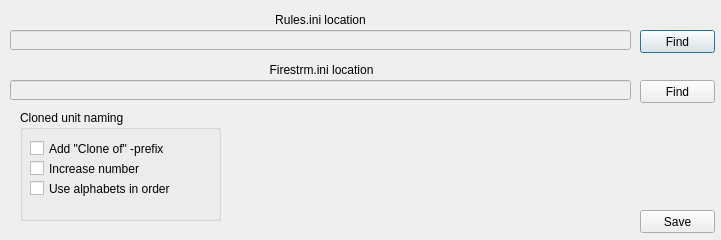
PTapioK/TSWaveMaker, file src/ui/settingsdialog.ui: the form before one commit.
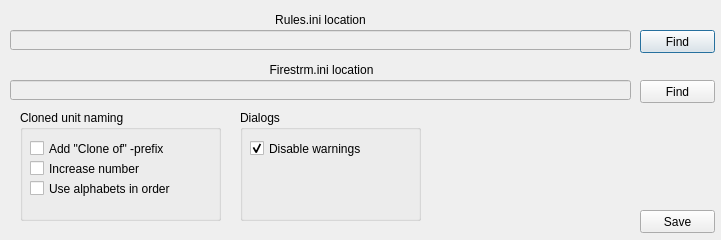
The form after the commit.

Commit message: Add settings option to disable warnings.

The edit to the form file:
```diff
--- a/src/ui/settingsdialog.ui
+++ b/src/ui/settingsdialog.ui
@@ -194,6 +194,35 @@
     </property>
    </widget>
   </widget>
+  <widget class="QGroupBox" name="groupBox_2">
+   <property name="geometry">
+    <rect>
+     <x>240</x>
+     <y>110</y>
+     <width>181</width>
+     <height>111</height>
+    </rect>
+   </property>
+   <property name="title">
+    <string>Dialogs</string>
+   </property>
+   <widget class="QCheckBox" name="disWarnings">
+    <property name="geometry">
+     <rect>
+      <x>10</x>
+      <y>30</y>
+      <width>111</width>
+      <height>17</height>
+     </rect>
+    </property>
+    <property name="text">
+     <string>Disable warnings</string>
+    </property>
+    <property name="checked">
+     <bool>true</bool>
+    </property>
+   </widget>
+  </widget>
  </widget>
  <resources/>
  <connections/>
```
The commit also changes 7 other files.
